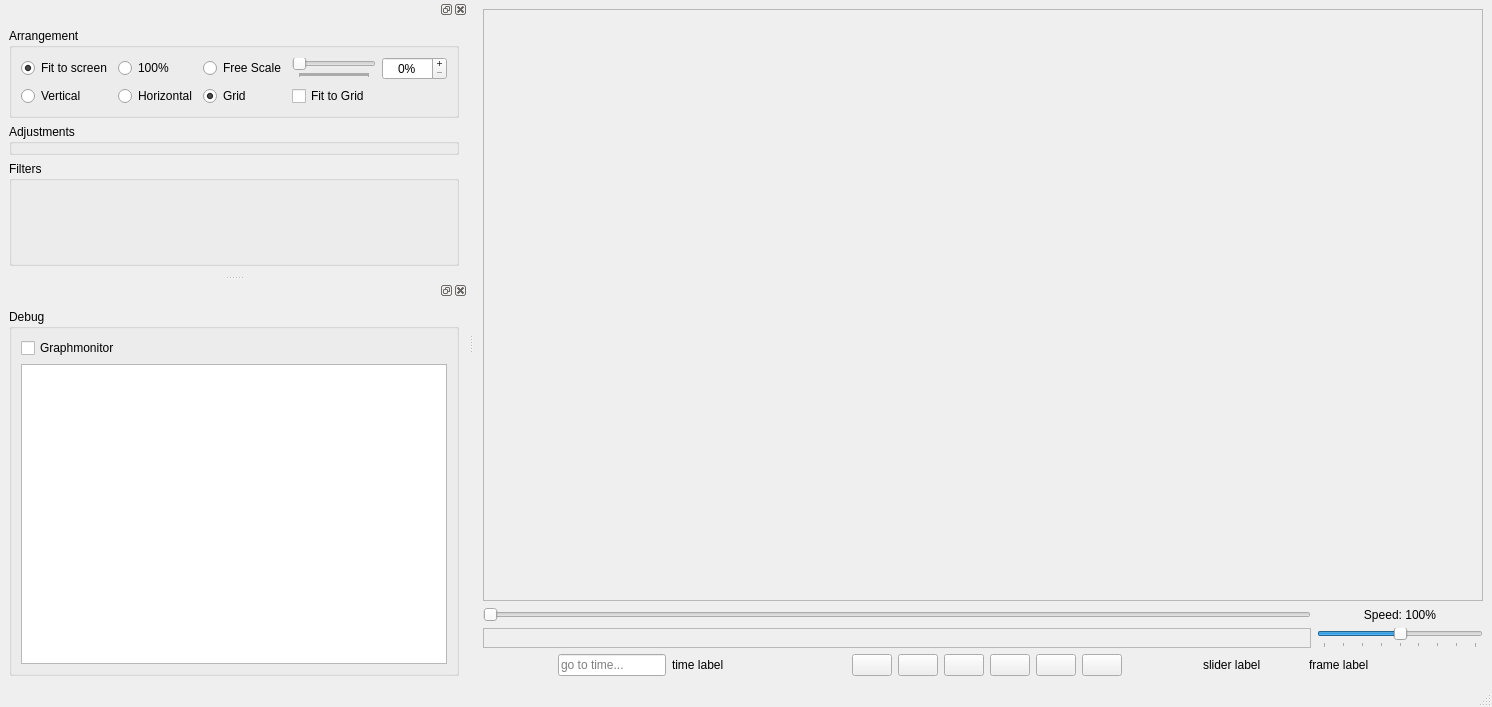
This is Source/GUI/player.ui in bavc/qctools as Qt 5 draws it before an edit. The edited form follows.
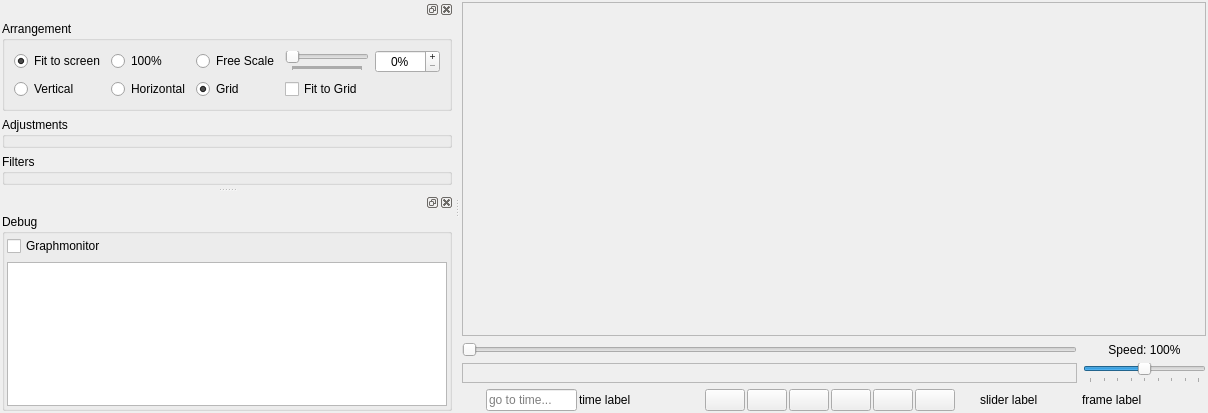
This is the edited form. Icons and pictures are not drawn.

Commit message: optimize layout for better presentation on low-res devices

Patch:
```diff
--- a/Source/GUI/player.ui
+++ b/Source/GUI/player.ui
@@ -6,8 +6,8 @@
    <rect>
     <x>0</x>
     <y>0</y>
-    <width>1492</width>
-    <height>707</height>
+    <width>1208</width>
+    <height>413</height>
    </rect>
   </property>
   <property name="windowTitle">
@@ -15,6 +15,21 @@
   </property>
   <widget class="QWidget" name="centralwidget">
    <layout class="QGridLayout" name="gridLayout_6">
+    <property name="leftMargin">
+     <number>2</number>
+    </property>
+    <property name="topMargin">
+     <number>2</number>
+    </property>
+    <property name="rightMargin">
+     <number>2</number>
+    </property>
+    <property name="bottomMargin">
+     <number>2</number>
+    </property>
+    <property name="horizontalSpacing">
+     <number>-1</number>
+    </property>
     <item row="0" column="0">
      <widget class="QScrollArea" name="scrollArea">
       <property name="verticalScrollBarPolicy">
@@ -35,8 +50,8 @@
       <widget class="QWidget" name="scrollAreaWidgetContents">
        <property name="geometry">
         <rect>
-         <x>323</x>
-         <y>142</y>
+         <x>201</x>
+         <y>19</y>
          <width>300</width>
          <height>246</height>
         </rect>
@@ -108,6 +123,9 @@
     </item>
     <item row="2" column="0">
      <layout class="QHBoxLayout" name="horizontalLayout_2">
+      <property name="spacing">
+       <number>2</number>
+      </property>
       <item>
        <spacer name="horizontalSpacer_3">
         <property name="orientation">
@@ -350,7 +368,6 @@
     </item>
    </layout>
   </widget>
-  <widget class="QStatusBar" name="statusbar"/>
   <widget class="QDockWidget" name="dockWidget">
    <property name="floating">
     <bool>false</bool>
@@ -360,6 +377,18 @@
    </attribute>
    <widget class="QWidget" name="dockWidgetContents">
     <layout class="QGridLayout" name="gridLayout_4">
+     <property name="leftMargin">
+      <number>2</number>
+     </property>
+     <property name="topMargin">
+      <number>2</number>
+     </property>
+     <property name="rightMargin">
+      <number>2</number>
+     </property>
+     <property name="bottomMargin">
+      <number>2</number>
+     </property>
      <item row="2" column="0">
       <widget class="QGroupBox" name="filterGroupBox">
        <property name="sizePolicy">
@@ -527,6 +556,18 @@
    </attribute>
    <widget class="QWidget" name="dockWidgetContents_2">
     <layout class="QGridLayout" name="gridLayout_5">
+     <property name="leftMargin">
+      <number>2</number>
+     </property>
+     <property name="topMargin">
+      <number>2</number>
+     </property>
+     <property name="rightMargin">
+      <number>2</number>
+     </property>
+     <property name="bottomMargin">
+      <number>2</number>
+     </property>
      <item row="0" column="0">
       <widget class="QGroupBox" name="debugGroupBox">
        <property name="sizePolicy">
@@ -539,6 +580,18 @@
         <string>Debug</string>
        </property>
        <layout class="QGridLayout" name="gridLayout_3">
+        <property name="leftMargin">
+         <number>2</number>
+        </property>
+        <property name="topMargin">
+         <number>2</number>
+        </property>
+        <property name="rightMargin">
+         <number>2</number>
+        </property>
+        <property name="bottomMargin">
+         <number>2</number>
+        </property>
         <item row="1" column="0">
          <widget class="QPlainTextEdit" name="plainTextEdit">
           <property name="sizePolicy">
```
The commit also changes 2 other files.
